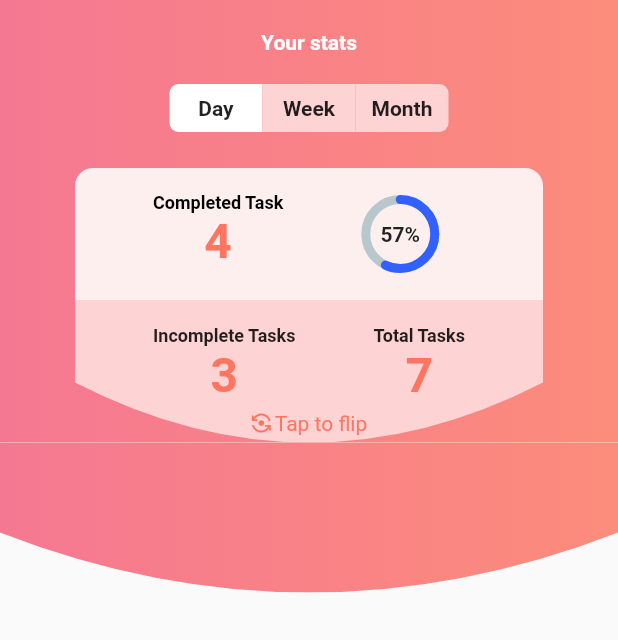
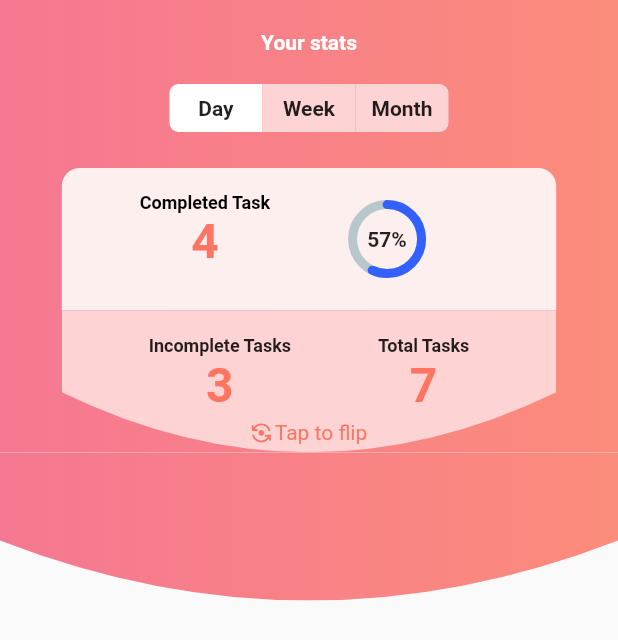
Before and after one commit to Vishal2743/report_page_flutter, a Flutter app: the MyStasts widget shown alone on an empty page, opened directly with empty values, on a phone screen of 412 x 824 dp. Shown: the top 640 px of the screen. Run offline on Flutter 3.47's test engine with Material 2 defaults, Android fonts, the phone set to English and light mode, and no system bars; drawn by our look-alikes of percent_indicator; our stand-ins replace flutter_custom_clippers, flutter_svg, sliding_up_panel.

Commit message:
Made Widgets Responsive

```diff
--- a/lib/myStats.dart
+++ b/lib/myStats.dart
@@ -179,8 +179,8 @@ class _MyStastsState extends State<MyStasts> {
                 height: 24,
               ),
               Container(
-                height: 88,
-                width: 312,
+                height: MediaQuery.of(context).size.height * 0.115,
+                width: MediaQuery.of(context).size.width * 0.8,
                 decoration: const BoxDecoration(
                   color: Color.fromRGBO(254, 239, 239, 1),
                   borderRadius: BorderRadius.only(
@@ -300,8 +300,8 @@ class _MyStastsState extends State<MyStasts> {
                   clipper: OvalBottomBorderClipper(),
                   child: Container(
                     color: const Color.fromRGBO(253, 211, 211, 1),
-                    height: 95,
-                    width: 312,
+                    height: MediaQuery.of(context).size.height * 0.115,
+                    width: MediaQuery.of(context).size.width * 0.8,
                     child: Column(
                       mainAxisAlignment: MainAxisAlignment.spaceEvenly,
                       children: [
@@ -450,7 +450,7 @@ class _MyStastsState extends State<MyStasts> {
                 ],
               ),
             ),
-            height: 100,
+            height: MediaQuery.of(context).size.height * 0.12,
           ),
         )
       ],
```
Also changed, not shown: lib/teamStats.dart (+5 -5 lines).
